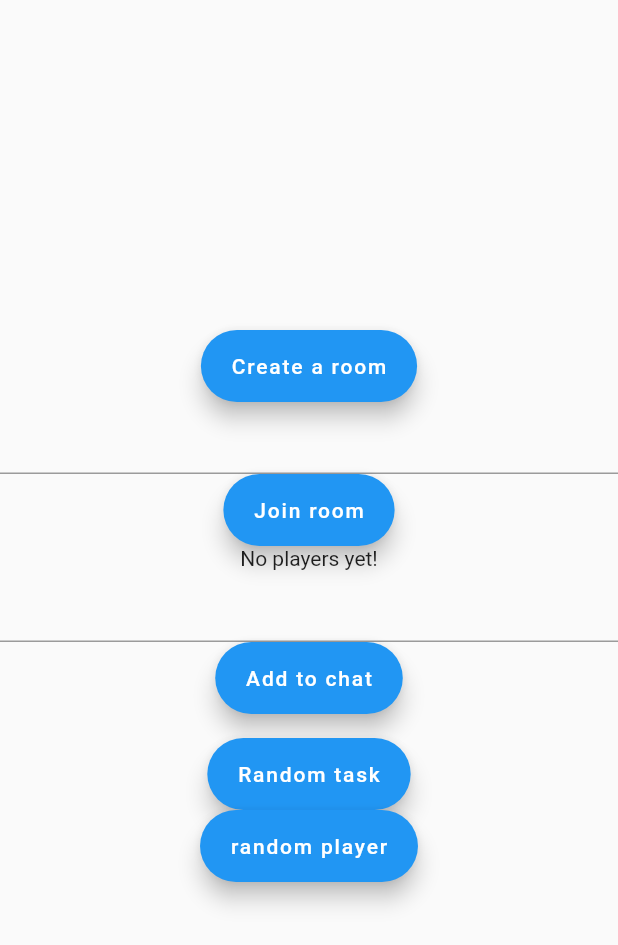
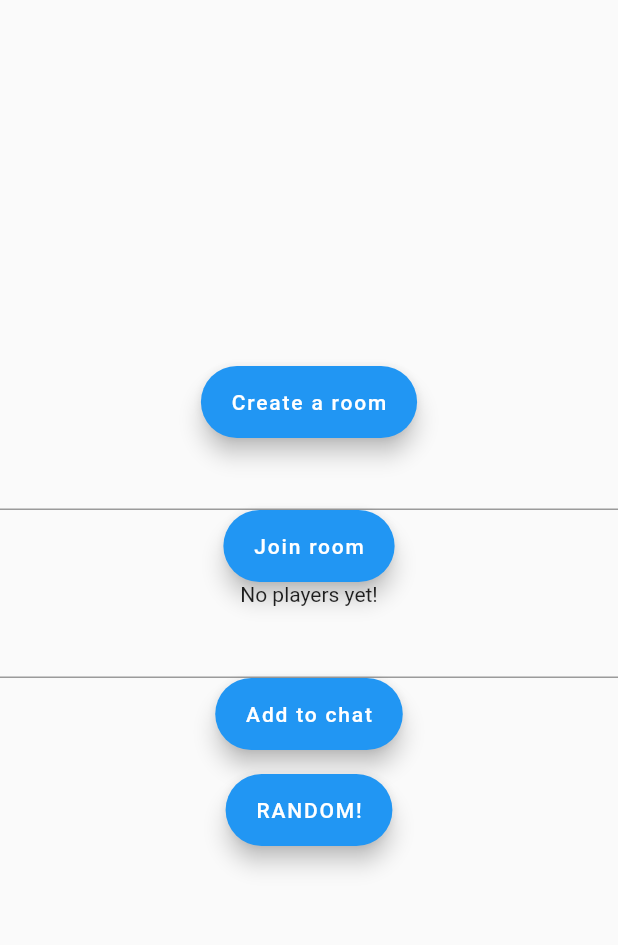
Before and after one commit to slashbored/sr_flutter2, a Flutter app: the roomSelection screen opened directly, on a phone screen of 412 x 824 dp. Shown: the top 945 px of the screen. Run offline on Flutter 3.47's test engine with Material 2 defaults, Android fonts, the phone set to English and light mode, and no system bars; our stand-ins replace bloc, flutter_bloc, shared_preferences; accounts and stored records are empty.

Commit message:
Conditional "muting"

```diff
--- a/lib/roomSelection.dart
+++ b/lib/roomSelection.dart
@@ -4,6 +4,7 @@ import 'generated/i18n.dart';
 import 'dart:convert';
 
 import 'roomClass.dart';
+import 'playerClass.dart';
 import 'taskClass.dart';
 
 class roomSelection extends StatefulWidget{
@@ -73,7 +74,7 @@ class roomSelectionState extends State<roomSelection>{
                   }
                 ),
                 chatListView(context),
-                FloatingActionButton.extended(
+                /*FloatingActionButton.extended(
                     heroTag:'randomTask',
                     label: Text('Random task'),
                     onPressed: () {
@@ -86,11 +87,22 @@ class roomSelectionState extends State<roomSelection>{
                     onPressed: () {
                       upStream.add(json.encode({'type':'randomPlayer','content':''}));
                     }
+                ),*/
+                FloatingActionButton.extended(
+                    heroTag:'RANDOM',
+                    label: Text('RANDOM!'),
+                    onPressed: () {
+                      upStream.add(json.encode({'type':'randomPlayer','content':''}));
+                      upStream.add(json.encode({'type':'randomTask','content':''}));
+                    }
                 ),
-                Flexible(
+                /*Flexible(
                   child: Text(
                     Room.activeRoom!=null&&Room.activeRoom.activeTaskID!=null?Room.activeRoom.activeTaskID.toString():""
                   ),
+                )*/
+                Flexible(
+                  child: taskStringText(context),
                 )
               ]
             )
@@ -158,4 +170,27 @@ class roomSelectionState extends State<roomSelection>{
       return Text("");
     }
   }
+
+  Widget taskStringText(BuildContext context) {
+    if  (Room.activeRoom != null && Room.activeRoom.activeTaskID != null &&
+        Room.activeRoom.activePlayerID != null) {
+      int taskIDindex = Room.activeRoom.taskDB.indexWhere((test) =>
+      test.id == Room.activeRoom.activeTaskID);
+      if  (Room.activeRoom.taskDB[taskIDindex].typeID == 9 ||
+          Room.activeRoom.taskDB[taskIDindex].typeID == 10) {
+        if  (Room.activeRoom.activePlayerID==Player.mePlayer.id) {
+          return Text("Taboo or pantomime!");
+        }
+        else  {
+          return Text("🤐");
+        }
+      }
+      else  {
+        return Text("Something else");
+      }
+    }
+    else  {
+      return Text("");
+    }
+  }
 }
--- a/lib/webSocket.dart
+++ b/lib/webSocket.dart
@@ -14,7 +14,6 @@ final StreamController downStreamController = new StreamController.broadcast();
 Stream downStream;
 Sink upStream;
 Package packageIn;
-String uuid = '';
 
 void startStreaming() async{
   WSChannel.stream.asBroadcastStream();
@@ -39,6 +38,7 @@ void startStreaming() async{
         break;
       case 'uuid':
         prefs.setString('uuid', packageIn.content.toString());
+        Player.mePlayer.id  = prefs.getString('uuid');
         //uuid  = packageIn.content.toString();
         print(prefs.getString('uuid'));
         break;
```
